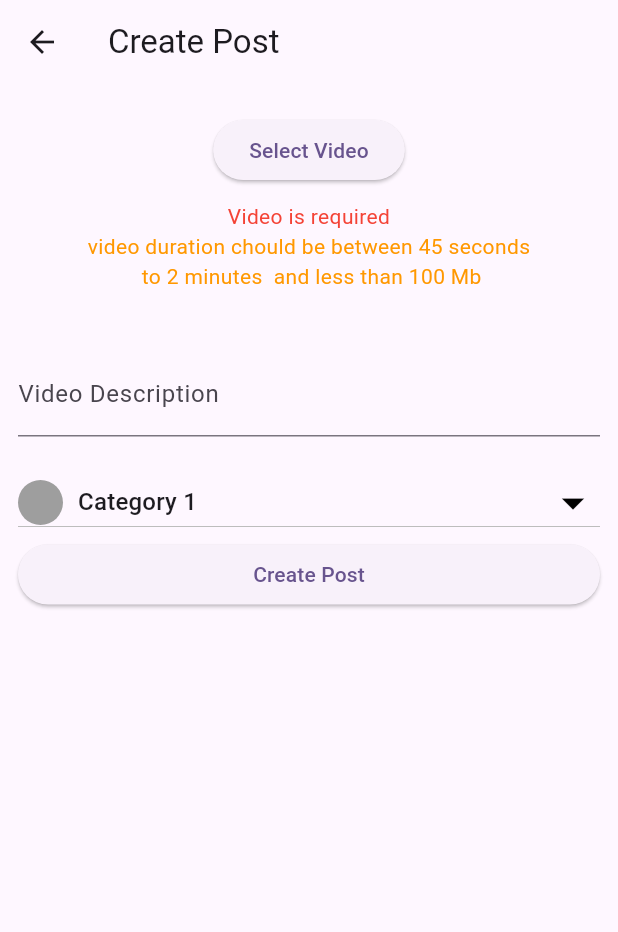
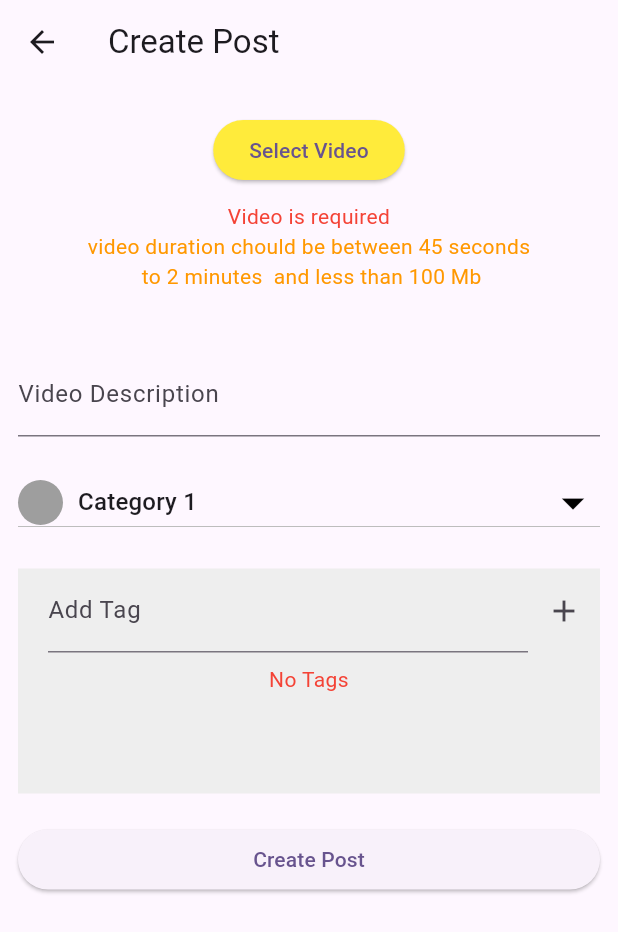
Before and after one commit to flutterde/oldbutgold, a Flutter app: the CreatePostScreen screen opened by its route, after a tap on "Select Video", on a phone screen of 412 x 824 dp. Shown: the top 932 px of the screen. Run offline on Flutter 3.47's test engine with Material 2 defaults, Android fonts, the phone set to English and light mode, and no system bars; our stand-ins replace cloud_firestore, file_picker, firebase_auth, firebase_core, firebase_messaging, firebase_storage and 3 more; accounts and stored records are empty; network calls fail.

Commit message:
add Tags Done

```diff
--- a/lib/core/controllers/posts/create_post_controller.dart
+++ b/lib/core/controllers/posts/create_post_controller.dart
@@ -21,6 +21,7 @@ class CreatePostController extends GetxController {
 
   final formKey = GlobalKey<FormState>();
   final TextEditingController videoDescriptionCtr = TextEditingController();
+  final TextEditingController tagsCtr = TextEditingController();
 
   // file picker
   PlatformFile? pickedVideoFile;
@@ -30,6 +31,22 @@ class CreatePostController extends GetxController {
   // categoryID
   RxString selectedCategory = ''.obs;
   double videoDuration = 0.0;
+
+  RxList<String> tags = RxList<String>([]);
+
+  addTag(String tag) {
+
+    if (tag == '' || tag == ' ' || tag.isEmpty) {
+      Get.snackbar(
+        'Error',
+        'Tag is required',
+        snackPosition: SnackPosition.BOTTOM,
+        backgroundColor: Colors.red,
+      );
+    } else {
+      tags.add(tag);
+    }
+  }
 
   // video path
   String fireStoreVideoPath = '';
@@ -55,17 +72,14 @@ class CreatePostController extends GetxController {
     await vc.initialize();
     var duration = vc.value.duration;
     videoDuration = duration.inSeconds.toDouble();
-    print('===============Video Data ===============');
-    print(videoDuration);
-    print(vc.value.size);
-    print(vc.value.buffered);
-    print('==============================');
+    if (kDebugMode) {
+      print('===============Video Data ===============');
+      print(videoDuration);
+      print(vc.value.size);
+      print(vc.value.buffered);
+      print('==============================');
+    }
     update();
-  }
-
-  Future getVideoData(File video) async {
-    VideoPlayerController fileVideocontroller =
-        VideoPlayerController.file(video)..initialize();
   }
 
   Future<void> createPost(String description, String categoryID) async {
@@ -125,6 +139,7 @@ class CreatePostController extends GetxController {
           'videoUrl': videoUrl,
           'videoDescription': description,
           'categoryID': categoryID,
+          'tags': tags,
           'createdAt': DateTime.now(),
           'updatedAt': DateTime.now(),
           'fcmToken': fcmToken,
@@ -134,6 +149,7 @@ class CreatePostController extends GetxController {
           'isRejected': false,
           'is_processed': false,
           'meta_data': {
+            'duration': videoDuration,
             'size_in_mb': sizeInMb,
             'size': videMetaData.size,
             'contentType': videMetaData.contentType,
@@ -182,6 +198,10 @@ class CreatePostController extends GetxController {
   @override
   void onInit() {
     postId = generateRandomString();
+    if (kDebugMode) {
+      print('==============================================');
+      print('==============================================');
+    }
     super.onInit();
   }
 
--- a/lib/core/controllers/posts/post_category_controller.dart
+++ b/lib/core/controllers/posts/post_category_controller.dart
@@ -3,10 +3,7 @@ import 'package:oldbutgold/core/models/post/post_category_model.dart';
 
 class PostCategoryController extends GetxController {
   RxBool isLoading = false.obs;
-  @override
-  void onInit() {
-    super.onInit();
-  }
+
 
   List<PostCategoryModel> categories = [
     PostCategoryModel(
--- a/lib/tests/controllers/add.dart
+++ b/lib/tests/controllers/add.dart
@@ -1,3 +1,4 @@
+import 'package:flutter/foundation.dart';
 import 'package:flutter/material.dart';
 import 'package:get/get.dart';
 import 'package:cloud_firestore/cloud_firestore.dart';
@@ -11,9 +12,11 @@ class AddCtrTest extends GetxController {
   void onInit() {
     super.onInit();
     var user = _auth.currentUser;
-    print('===============');
-    print(user!.uid);
-    print('===============');
+    if (kDebugMode) {
+      print('===============');
+      print(user!.uid);
+      print('===============');
+    }
   }
 
   Future<void> login() async {
@@ -52,6 +55,4 @@ class AddCtrTest extends GetxController {
       print(e);
     }
   }
-
-
 }
--- a/lib/views/screens/create/create_post_screen.dart
+++ b/lib/views/screens/create/create_post_screen.dart
@@ -23,7 +23,9 @@ class CreatePostScreen extends GetWidget {
                   children: [
                     Padding(
                       padding: const EdgeInsets.symmetric(
-                          horizontal: 12.0, vertical: 20),
+                        horizontal: 12.0,
+                        vertical: 20,
+                      ),
                       child: Form(
                         key: ctr.formKey,
                         child: Column(
@@ -37,6 +39,12 @@ class CreatePostScreen extends GetWidget {
                                           onPressed: () async {
                                             await ctr.selectFile();
                                           },
+                                          style: ButtonStyle(
+                                            backgroundColor:
+                                                MaterialStateProperty.all(
+                                              Colors.yellow,
+                                            ),
+                                          ),
                                           child: const Text('Select Video'),
                                         ),
                                         const SizedBox(
@@ -133,6 +141,77 @@ class CreatePostScreen extends GetWidget {
                                       },
                                     ),
                             ),
+                            const SizedBox(
+                              height: 20,
+                            ),
+                            Obx(
+                              () => Container(
+                                height: 150,
+                                width: double.infinity,
+                                color: Colors.grey[200],
+                                child: Column(
+                                  children: [
+                                    Row(
+                                      children: [
+                                        const SizedBox(
+                                          width: 10,
+                                        ),
+                                        const SizedBox(
+                                          width: 10,
+                                        ),
+                                        Expanded(
+                                          child: TextFormField(
+                                            controller: ctr.tagsCtr,
+                                            decoration: InputDecoration(
+                                              labelText: 'Add Tag'.tr,
+                                            ),
+                                          ),
+                                        ),
+                                        IconButton(
+                                          onPressed: () {
+                                            ctr.addTag(ctr.tagsCtr.text);
+                                            ctr.tagsCtr.clear();
+                                          },
+                                          icon: const Icon(Icons.add),
+                                        ),
+                                      ],
+                                    ),
+                                    Expanded(
+                                      child: ctr.tags.isEmpty
+                                          ? const Padding(
+                                              padding: EdgeInsets.all(8.0),
+                                              child: Text(
+                                                'No Tags',
+                                                textAlign: TextAlign.center,
+                                                style: TextStyle(
+                                                    color: Colors.red),
+                                              ),
+                                            )
+                                          : ListView.builder(
+                                              scrollDirection: Axis.horizontal,
+                                              itemCount: ctr.tags.length,
+                                              itemBuilder: (context, index) {
+                                                return Padding(
+                                                  padding:
+                                                      const EdgeInsets.all(8.0),
+                                                  child: Chip(
+                                                    label:
+                                                        Text(ctr.tags[index]),
+                                                    onDeleted: () {
+                                                      ctr.tags.removeAt(index);
+                                                    },
+                                                  ),
+                                                );
+                                              },
+                                            ),
+                                    ),
+                                  ],
+                                ),
+                              ),
+                            ),
+                            const SizedBox(
+                              height: 20,
+                            ),
                             ElevatedButton(
                               onPressed: () async {
                                 if (ctr.formKey.currentState!.validate()) {
```
